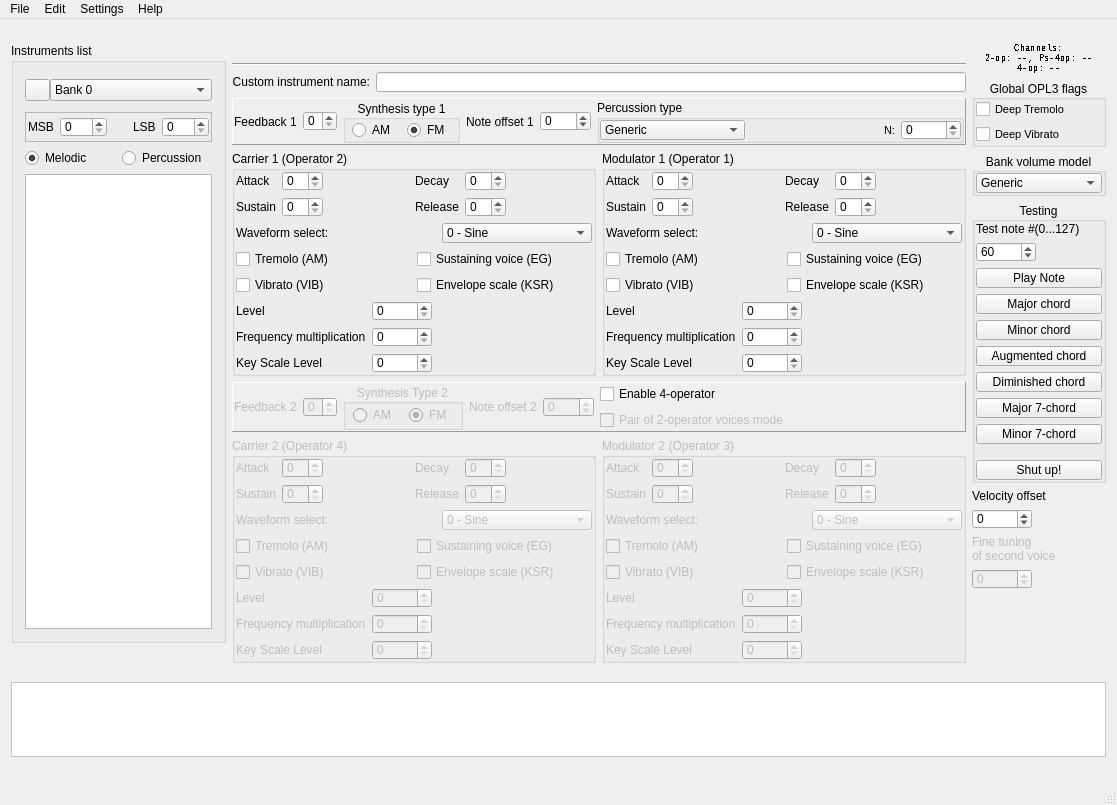
Qt form src/bank_editor.ui (Wohlstand/OPL3BankEditor) before a commit.
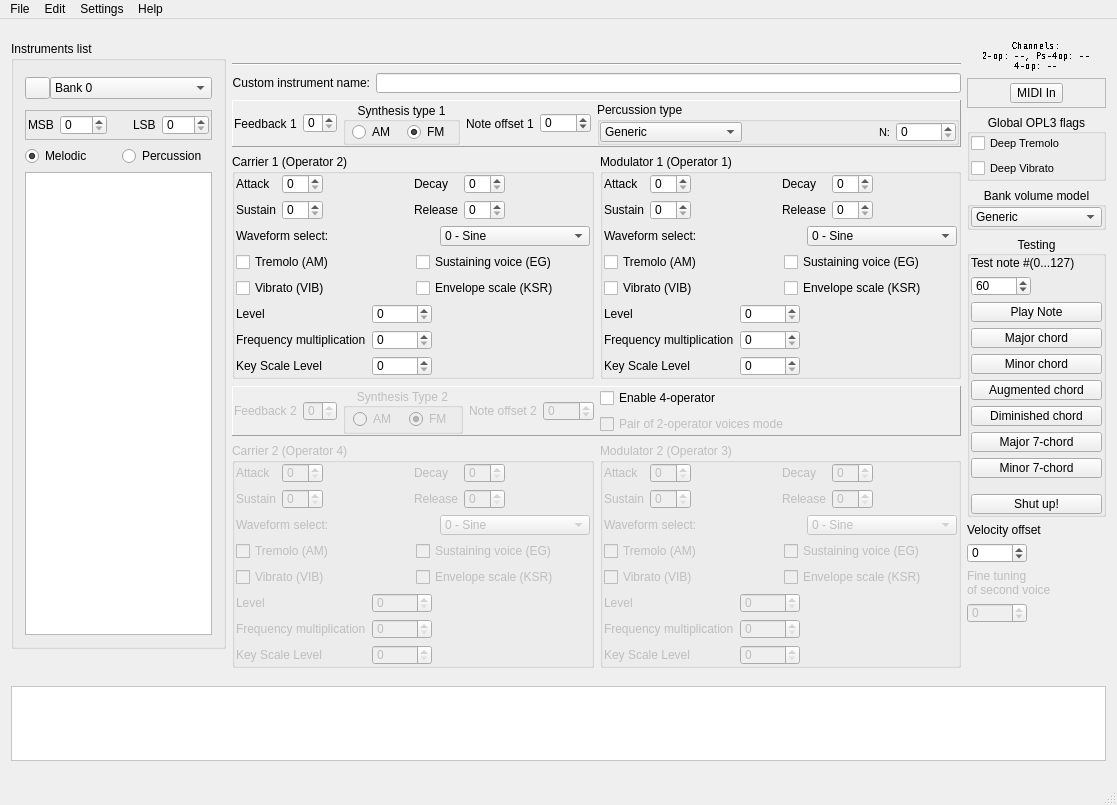
The same form after that commit. Icons and pictures are not drawn. Custom widgets are drawn as their Qt base class.

Commit message: basic MIDI In support

Patch:
```diff
--- a/src/bank_editor.ui
+++ b/src/bank_editor.ui
@@ -2730,6 +2730,72 @@
             </property>
            </widget>
           </item>
+          <item>
+           <widget class="QFrame" name="midiIn_zone">
+            <property name="frameShape">
+             <enum>QFrame::StyledPanel</enum>
+            </property>
+            <property name="frameShadow">
+             <enum>QFrame::Raised</enum>
+            </property>
+            <layout class="QHBoxLayout" name="horizontalLayout_18">
+             <property name="leftMargin">
+              <number>2</number>
+             </property>
+             <property name="topMargin">
+              <number>4</number>
+             </property>
+             <property name="rightMargin">
+              <number>2</number>
+             </property>
+             <property name="bottomMargin">
+              <number>4</number>
+             </property>
+             <item>
+              <spacer name="horizontalSpacer_10">
+               <property name="orientation">
+                <enum>Qt::Horizontal</enum>
+               </property>
+               <property name="sizeHint" stdset="0">
+                <size>
+                 <width>40</width>
+                 <height>20</height>
+                </size>
+               </property>
+              </spacer>
+             </item>
+             <item>
+              <widget class="QToolButton" name="midiIn">
+               <property name="maximumSize">
+                <size>
+                 <width>16777215</width>
+                 <height>20</height>
+                </size>
+               </property>
+               <property name="styleSheet">
+                <string notr="true">b</string>
+               </property>
+               <property name="text">
+                <string>MIDI In</string>
+               </property>
+              </widget>
+             </item>
+             <item>
+              <spacer name="horizontalSpacer_11">
+               <property name="orientation">
+                <enum>Qt::Horizontal</enum>
+               </property>
+               <property name="sizeHint" stdset="0">
+                <size>
+                 <width>40</width>
+                 <height>20</height>
+                </size>
+               </property>
+              </spacer>
+             </item>
+            </layout>
+           </widget>
+          </item>
           <item>
            <widget class="QGroupBox" name="groupBox_3">
             <property name="title">
```
The commit also changes 9 other files.
